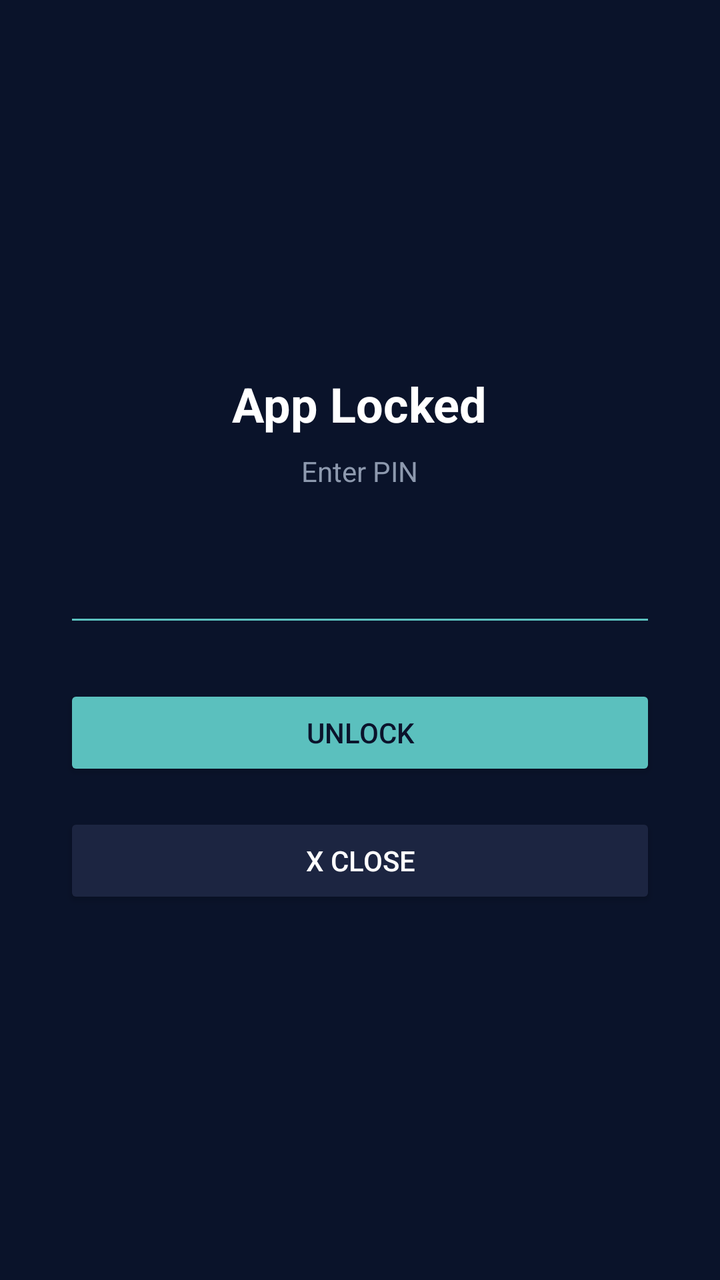
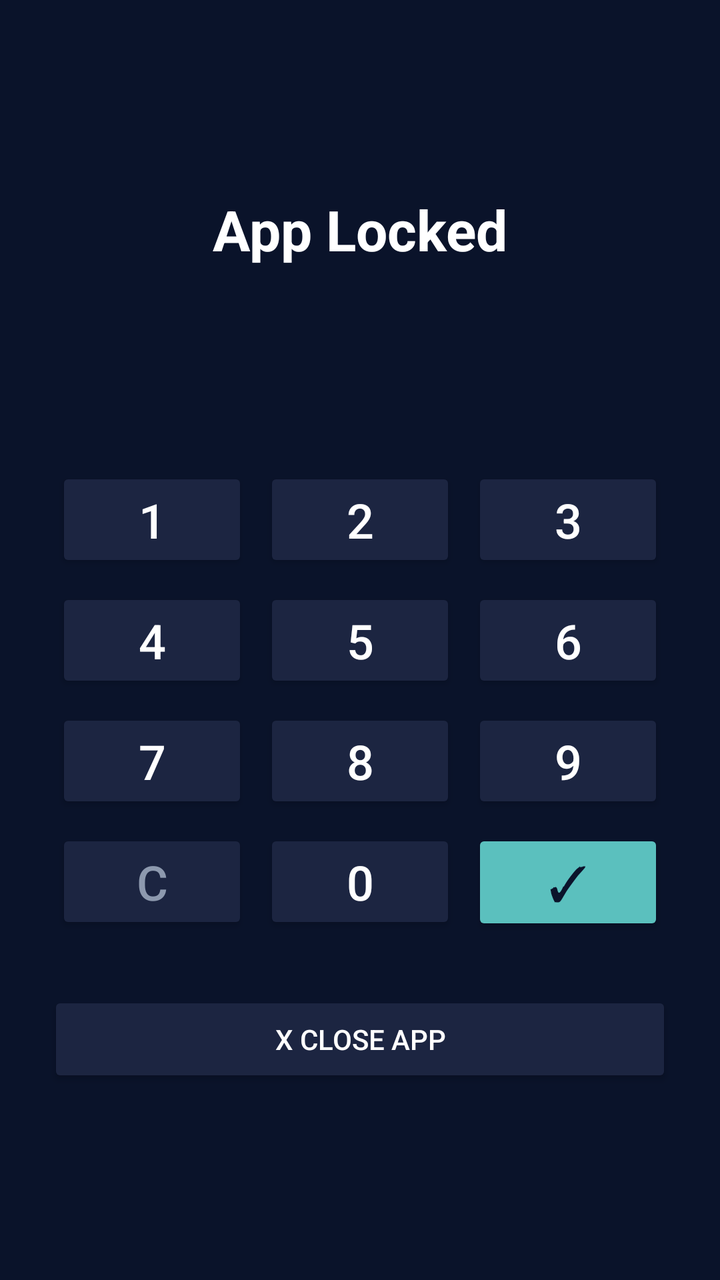

Two renders of the same Android screen: before a commit and after it. Below are the layout's source before the change and the commit's diff.
<!-- AndroidManifest.xml: activity theme Theme.AppLock88 -->
<!-- res/layout/activity_lock.xml -->
<?xml version="1.0" encoding="utf-8"?>
<LinearLayout xmlns:android="http://schemas.android.com/apk/res/android"
    xmlns:app="http://schemas.android.com/apk/res-auto"
    android:layout_width="match_parent"
    android:layout_height="match_parent"
    android:orientation="vertical"
    android:gravity="center"
    android:padding="32dp"
    android:background="#E60B132B">

    <TextView
        android:layout_width="wrap_content"
        android:layout_height="wrap_content"
        android:text="App Locked"
        android:textColor="@color/text_main"
        android:textSize="24sp"
        android:textStyle="bold" />

    <TextView
        android:layout_width="wrap_content"
        android:layout_height="wrap_content"
        android:layout_marginTop="8dp"
        android:text="@string/enter_pin"
        android:textColor="@color/text_sub" />

    <EditText
        android:id="@+id/etPin"
        android:layout_width="match_parent"
        android:layout_height="wrap_content"
        android:layout_marginTop="24dp"
        android:inputType="numberPassword"
        android:textColor="@color/text_main"
        android:textSize="24sp"
        android:gravity="center"
        android:backgroundTint="@color/primary" />

    <Button
        android:id="@+id/btnUnlock"
        android:layout_width="match_parent"
        android:layout_height="wrap_content"
        android:layout_marginTop="24dp"
        android:text="Unlock"
        app:backgroundTint="@color/primary"
        android:textColor="@color/bg_dark" />

    <Button
        android:id="@+id/btnClose"
        android:layout_width="match_parent"
        android:layout_height="wrap_content"
        android:layout_marginTop="16dp"
        android:text="X Close"
        app:backgroundTint="@color/surface"
        android:textColor="@color/text_main" />
</LinearLayout>
<!-- resources referenced by this layout -->
<resources>
  <color name="bg_dark">#0B132B</color>
  <color name="primary">#5BC0BE</color>
  <color name="surface">#1C2541</color>
  <color name="text_main">#FFFFFF</color>
  <color name="text_sub">#8D99AE</color>
  <string name="enter_pin">Enter PIN</string>
  <style name="Theme.AppLock88" parent="Theme.AppCompat.NoActionBar">
          <item name="android:windowBackground">@color/bg_dark</item>
          <item name="android:statusBarColor">@color/bg_dark</item>
          <item name="android:navigationBarColor">@color/bg_dark</item>
          <item name="android:textColorPrimary">@color/text_main</item>
          <item name="android:textColorSecondary">@color/text_sub</item>
      </style>
</resources>

<!-- the commit's change to res/layout/activity_lock.xml (unified diff, before → after) -->
@@ -5,50 +5,61 @@
     android:layout_height="match_parent"
     android:orientation="vertical"
     android:gravity="center"
-    android:padding="32dp"
+    android:padding="24dp"
     android:background="#E60B132B">
 
     <TextView
+        android:id="@+id/tvLockTitle"
         android:layout_width="wrap_content"
         android:layout_height="wrap_content"
         android:text="App Locked"
         android:textColor="@color/text_main"
-        android:textSize="24sp"
+        android:textSize="28sp"
         android:textStyle="bold" />
 
     <TextView
+        android:id="@+id/tvPinDisplay"
         android:layout_width="wrap_content"
         android:layout_height="wrap_content"
-        android:layout_marginTop="8dp"
-        android:text="@string/enter_pin"
-        android:textColor="@color/text_sub" />
+        android:layout_marginTop="16dp"
+        android:text=""
+        android:textColor="@color/primary"
+        android:textSize="36sp"
+        android:letterSpacing="0.5"
+        android:textStyle="bold" />
 
-    <EditText
-        android:id="@+id/etPin"
+    <GridLayout
         android:layout_width="match_parent"
         android:layout_height="wrap_content"
-        android:layout_marginTop="24dp"
-        android:inputType="numberPassword"
-        android:textColor="@color/text_main"
-        android:textSize="24sp"
-        android:gravity="center"
-        android:backgroundTint="@color/primary" />
+        android:layout_marginTop="32dp"
+        android:columnCount="3"
+        android:rowCount="4"
+        android:alignmentMode="alignMargins"
+        android:useDefaultMargins="true">
 
-    <Button
-        android:id="@+id/btnUnlock"
-        android:layout_width="match_parent"
-        android:layout_height="wrap_content"
-        android:layout_marginTop="24dp"
-        android:text="Unlock"
-        app:backgroundTint="@color/primary"
-        android:textColor="@color/bg_dark" />
+        <Button android:id="@+id/btn1" android:text="1" android:textSize="24sp" android:layout_columnWeight="1" android:layout_margin="4dp" app:backgroundTint="@color/surface" android:textColor="@color/text_main"/>
+        <Button android:id="@+id/btn2" android:text="2" android:textSize="24sp" android:layout_columnWeight="1" android:layout_margin="4dp" app:backgroundTint="@color/surface" android:textColor="@color/text_main"/>
+        <Button android:id="@+id/btn3" android:text="3" android:textSize="24sp" android:layout_columnWeight="1" android:layout_margin="4dp" app:backgroundTint="@color/surface" android:textColor="@color/text_main"/>
+        
+        <Button android:id="@+id/btn4" android:text="4" android:textSize="24sp" android:layout_columnWeight="1" android:layout_margin="4dp" app:backgroundTint="@color/surface" android:textColor="@color/text_main"/>
+        <Button android:id="@+id/btn5" android:text="5" android:textSize="24sp" android:layout_columnWeight="1" android:layout_margin="4dp" app:backgroundTint="@color/surface" android:textColor="@color/text_main"/>
+        <Button android:id="@+id/btn6" android:text="6" android:textSize="24sp" android:layout_columnWeight="1" android:layout_margin="4dp" app:backgroundTint="@color/surface" android:textColor="@color/text_main"/>
+        
+        <Button android:id="@+id/btn7" android:text="7" android:textSize="24sp" android:layout_columnWeight="1" android:layout_margin="4dp" app:backgroundTint="@color/surface" android:textColor="@color/text_main"/>
+        <Button android:id="@+id/btn8" android:text="8" android:textSize="24sp" android:layout_columnWeight="1" android:layout_margin="4dp" app:backgroundTint="@color/surface" android:textColor="@color/text_main"/>
+        <Button android:id="@+id/btn9" android:text="9" android:textSize="24sp" android:layout_columnWeight="1" android:layout_margin="4dp" app:backgroundTint="@color/surface" android:textColor="@color/text_main"/>
+        
+        <Button android:id="@+id/btnClear" android:text="C" android:textSize="24sp" android:layout_columnWeight="1" android:layout_margin="4dp" app:backgroundTint="@color/surface" android:textColor="@color/text_sub"/>
+        <Button android:id="@+id/btn0" android:text="0" android:textSize="24sp" android:layout_columnWeight="1" android:layout_margin="4dp" app:backgroundTint="@color/surface" android:textColor="@color/text_main"/>
+        <Button android:id="@+id/btnEnter" android:text="✓" android:textSize="24sp" android:layout_columnWeight="1" android:layout_margin="4dp" app:backgroundTint="@color/primary" android:textColor="@color/bg_dark"/>
+    </GridLayout>
 
     <Button
         android:id="@+id/btnClose"
         android:layout_width="match_parent"
         android:layout_height="wrap_content"
-        android:layout_marginTop="16dp"
-        android:text="X Close"
+        android:layout_marginTop="24dp"
+        android:text="X Close App"
         app:backgroundTint="@color/surface"
         android:textColor="@color/text_main" />
 </LinearLayout>
<!-- resource entries referenced after the edit -->
@@ -5,7 +5,6 @@
   <color name="surface">#1C2541</color>
   <color name="text_main">#FFFFFF</color>
   <color name="text_sub">#8D99AE</color>
-  <string name="enter_pin">Enter PIN</string>
   <style name="Theme.AppLock88" parent="Theme.AppCompat.NoActionBar">
           <item name="android:windowBackground">@color/bg_dark</item>
           <item name="android:statusBarColor">@color/bg_dark</item>
